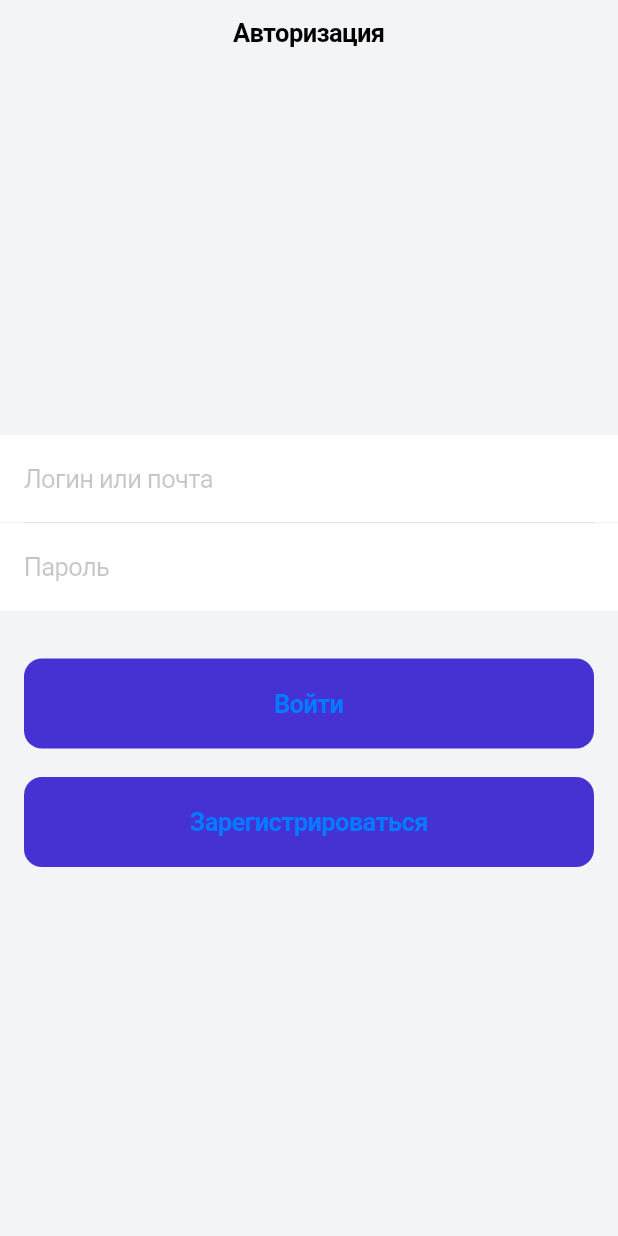
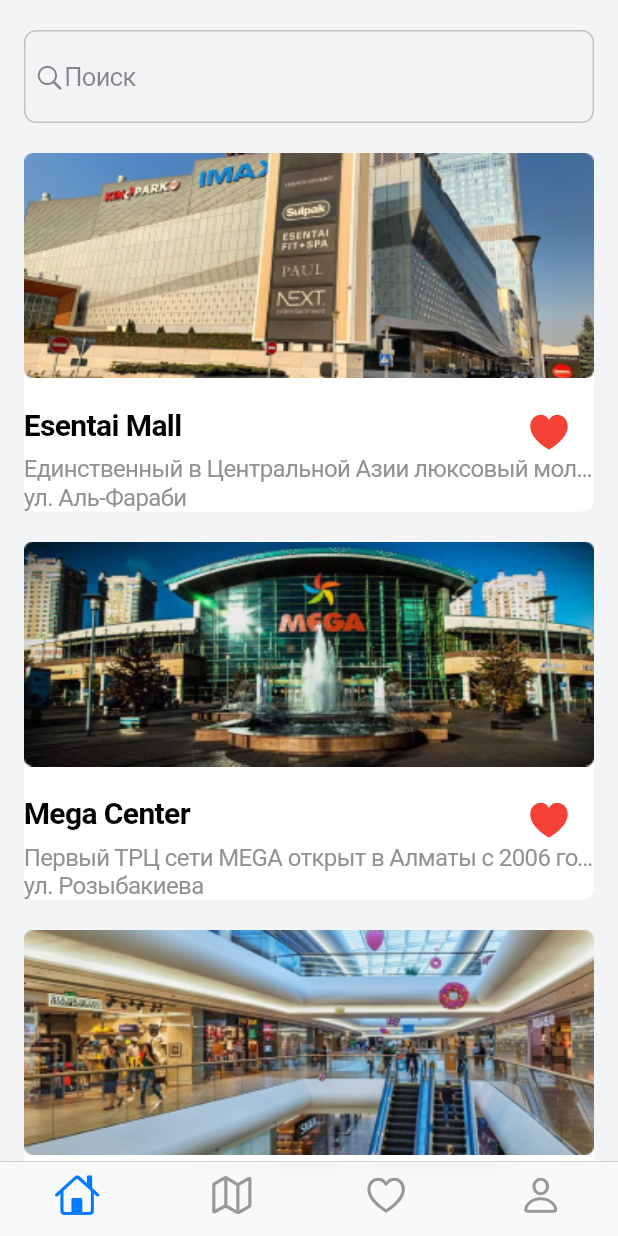
Before and after one commit to prostomol4i/first_project, a Flutter app: the screen it shows after launch, on a phone screen of 412 x 824 dp. Run offline on Flutter 3.47's test engine with Material 2 defaults, Android fonts, the phone set to English and light mode, and no system bars.

Commit message:
Создала MainScreen, сверстала основную ленту

```diff
--- a/lib/main.dart
+++ b/lib/main.dart
@@ -1,19 +1,26 @@
 import 'package:flutter/cupertino.dart';
+import 'package:flutter/material.dart';
 import 'package:flutter_application_1/src/common/constants/color_constants.dart';
 import 'package:flutter_application_1/src/router/router.dart';
-import 'package:flutter_application_1/src/screens/auth/auth_screen.dart';
+import 'package:flutter_application_1/src/screens/main/main_screen.dart';
 
 void main() {
-  runApp(MyApp());
+  runApp(const MyApp());
 }
 
 class MyApp extends StatelessWidget {
+  const MyApp({super.key});
+
   @override
   Widget build(BuildContext context) {
     return const CupertinoApp(
+      localizationsDelegates: [
+        DefaultCupertinoLocalizations.delegate,
+        DefaultMaterialLocalizations.delegate,
+      ],
       debugShowCheckedModeBanner: false,
       onGenerateRoute: AppRouter.generateRoute,
-      home: AuthScreen(),
+      home: MainScreen(),
       theme: CupertinoThemeData(
         scaffoldBackgroundColor: AppColors.scaffoldBackground,
       ),
--- a/lib/src/common/constants/color_constants.dart
+++ b/lib/src/common/constants/color_constants.dart
@@ -4,4 +4,6 @@ class AppColors {
   static const Color scaffoldBackground = Color(0xFFF3F4F6);
   static const Color white = Color(0xFFFFFFFF);
   static const Color main = Color(0xFF4631D2);
+  static const Color grey = Color(0xFF929292);
+  static const Color black = Color(0xFF000000);
 }
--- /dev/null
+++ b/lib/src/common/widgets/cupertino_search_box.dart
@@ -0,0 +1,22 @@
+import 'package:flutter/cupertino.dart';
+import 'package:flutter_application_1/src/common/constants/color_constants.dart';
+import '../constants/padding_constants.dart';
+
+class CupertinoSearchBox extends StatelessWidget {
+  const CupertinoSearchBox({Key? key}) : super(key: key);
+
+  @override
+  Widget build(BuildContext context) {
+    return CupertinoSearchTextField(
+      padding: AppPaddings.vertical,
+      placeholder: 'Поиск',
+      decoration: BoxDecoration(
+        border: Border.all(
+          color: AppColors.grey.withOpacity(0.5),
+          width: 1,
+        ),
+        borderRadius: BorderRadius.circular(8.0),
+      ),
+    );
+  }
+}
--- /dev/null
+++ b/lib/src/common/widgets/shopping_centre.dart
@@ -0,0 +1,77 @@
+import 'package:flutter/cupertino.dart';
+import 'package:flutter/material.dart';
+import '../constants/color_constants.dart';
+
+class ShoppingCentre extends StatelessWidget {
+  const ShoppingCentre({
+    super.key,
+    required this.image,
+    required this.name,
+    required this.description,
+    required this.street,
+  });
+  final String image;
+  final String name;
+  final String description;
+  final String street;
+  @override
+  Widget build(BuildContext context) {
+    return Container(
+      decoration: BoxDecoration(
+        borderRadius: BorderRadius.circular(8.0),
+        color: AppColors.white,
+      ),
+      child: Column(
+        crossAxisAlignment: CrossAxisAlignment.stretch,
+        children: [
+          Image.asset(
+            "assets/images/$image.png",
+            height: 150,
+            fit: BoxFit.fill,
+          ),
+          const SizedBox(height: 11),
+          Row(
+            children: [
+              Expanded(
+                child: Text(
+                  name,
+                  style: const TextStyle(fontWeight: FontWeight.bold, fontSize: 20),
+                ),
+              ),
+              CupertinoButton(
+                minSize: 0,
+                padding: const EdgeInsets.only(top: 10, right: 15),
+                child: const Icon(
+                  CupertinoIcons.heart_fill,
+                  color: Colors.red,
+                  size: 30,
+                ),
+                onPressed: () {},
+              ),
+            ],
+          ),
+          Text(
+            description,
+            maxLines: 1,
+            overflow: TextOverflow.ellipsis,
+            style: const TextStyle(
+              color: AppColors.grey,
+              fontWeight: FontWeight.w400,
+              fontSize: 16,
+            ),
+          ),
+          Text(
+            street,
+            maxLines: 1,
+            overflow: TextOverflow.ellipsis,
+            style: const TextStyle(
+              color: AppColors.grey,
+              fontWeight: FontWeight.w400,
+              fontSize: 16,
+            ),
+          ),
+        ],
+      ),
+    );
+  }
+}
--- a/lib/src/router/router.dart
+++ b/lib/src/router/router.dart
@@ -2,22 +2,22 @@ import 'package:flutter/cupertino.dart';
 import 'package:flutter_application_1/src/router/routing_const.dart';
 
 import '../screens/auth/auth_screen.dart';
-import '../screens/register_screen.dart';
+import '../screens/register/register_screen.dart';
 
 class AppRouter{
   static Route generateRoute(RouteSettings routeSettings){
      switch (routeSettings.name) {
       case AuthRoute:
         return CupertinoPageRoute(
-          builder: (context) => AuthScreen(),
+          builder: (context) => const AuthScreen(),
         );
       case RegisterRoute:
         return CupertinoPageRoute(
-          builder: (context) => RegisterScreen(),
+          builder: (context) => const RegisterScreen(),
         );
       default:
         return CupertinoPageRoute(
-          builder: (context) => AuthScreen(),
+          builder: (context) => const AuthScreen(),
         );
     }
   }
--- /dev/null
+++ b/lib/src/screens/home/home_screen.dart
@@ -0,0 +1,75 @@
+import 'package:flutter/cupertino.dart';
+import 'package:flutter_application_1/src/common/constants/padding_constants.dart';
+import '../../common/widgets/cupertino_search_box.dart';
+import '../../common/widgets/shopping_centre.dart';
+
+class HomeScreen extends StatefulWidget {
+  const HomeScreen({super.key});
+
+  @override
+  State<HomeScreen> createState() => _HomeScreenState();
+}
+
+class _HomeScreenState extends State<HomeScreen> {
+  final List shops = [
+    {
+      "image": "esentai mall",
+      "name": "Esentai Mall",
+      "description":
+          'Единственный в Центральной Азии люкcовый молл, который предлагает особую атмосферу для шопинга и развлечений. В Esentai Mall эксклюзивно представлены такие бренды, как Louis Vuitton, Prada, Dior, Moncler, а также трехуровневый магазин Saks Fifth Avenue и ювелирная галерея.',
+      "street": 'ул. Аль-Фараби',
+    },
+    {
+      "image": "mega center",
+      "name": "Mega Center",
+      "description":
+          'Первый ТРЦ сети MEGA открыт в Алматы с 2006 года. Вторая очередь MEGA Alma-Ata введена в эксплуатацию в 2013 году. Спустя год распахнул свои двери MEGA Park. Теперь MEGA Alma-Ata и MEGA Park — градообразующие объекты делового, финансового, научно-образовательного, культурного центра страны — Алматы.',
+      "street": 'ул. Розыбакиева',
+    },
+    {
+      "image": "dostyk plaza",
+      "name": "Dostyk Plaza",
+      "description":
+          'Светлый просторный дизайн и высокий уровень сервиса дают посетителям все необходимое для приятного шопинга и комфортного отдыха.',
+      "street": 'ул. ул. Жолдасбекова и пр. Достык',
+    },
+  ];
+
+  @override
+  Widget build(BuildContext context) {
+    return CupertinoPageScaffold(
+      // resizeToAvoidBottomInset: false,
+      child: SafeArea(
+        child: Padding(
+          padding: AppPaddings.horizontal,
+          child: ListView(
+            // mainAxisAlignment: MainAxisAlignment.spaceBetween,
+            // crossAxisAlignment: CrossAxisAlignment.start,
+            children: [
+              const SizedBox(height: 20),
+              const CupertinoSearchBox(),
+              const SizedBox(
+                height: 20,
+              ),
+              ListView.separated(
+                physics: const NeverScrollableScrollPhysics(),
+                shrinkWrap: true,
+                itemCount: shops.length,
+                separatorBuilder: (BuildContext context, int index) =>
+                    const SizedBox(height: 20),
+                itemBuilder: (BuildContext context, int index) {
+                  return ShoppingCentre(
+                    image: shops[index]["image"],
+                    name: shops[index]["name"],
+                    description: shops[index]["description"],
+                    street: shops[index]["street"],
+                  );
+                },
+              ),
+            ],
+          ),
+        ),
+      ),
+    );
+  }
+}
--- /dev/null
+++ b/lib/src/screens/main/main_screen.dart
@@ -0,0 +1,41 @@
+import 'package:flutter/cupertino.dart';
+import 'package:flutter_application_1/src/screens/auth/auth_screen.dart';
+import 'package:flutter_application_1/src/screens/home/home_screen.dart';
+import 'package:flutter_application_1/src/screens/profile/profile.dart';
+import 'package:flutter_application_1/src/screens/register/register_screen.dart';
+
+class MainScreen extends StatelessWidget {
+  const MainScreen({Key? key}) : super(key: key);
+
+  @override
+  Widget build(BuildContext context) {
+    return CupertinoTabScaffold(
+      tabBar: CupertinoTabBar(
+        items: const [
+          BottomNavigationBarItem(icon: Icon(CupertinoIcons.home)),
+          BottomNavigationBarItem(icon: Icon(CupertinoIcons.map)),
+          BottomNavigationBarItem(icon: Icon(CupertinoIcons.heart)),
+          BottomNavigationBarItem(icon: Icon(CupertinoIcons.person)),
+        ],
+      ),
+      tabBuilder: (context, index) {
+        return CupertinoTabView(
+          builder: (context) {
+            switch (index) {
+              case 0:
+                return const HomeScreen();
+              case 1:
+                return const RegisterScreen();
+              case 2:
+                return const AuthScreen();
+              case 3:
+                return const ProfileScreen();
+              default:
+                return const HomeScreen();
+            }
+          },
+        );
+      },
+    );
+  }
+}
--- /dev/null
+++ b/lib/src/screens/profile/profile.dart
@@ -0,0 +1,32 @@
+import 'package:flutter/cupertino.dart';
+import '../../common/constants/color_constants.dart';
+
+class ProfileScreen extends StatelessWidget {
+ const ProfileScreen({super.key});
+
+
+
+  @override
+  Widget build(BuildContext context) {
+    return CupertinoPageScaffold(
+      navigationBar: const CupertinoNavigationBar(
+        backgroundColor: AppColors.white,
+        border: Border(),
+        middle: Text('Профиль'),
+      ),
+      child: SafeArea(
+        child: Column(
+          mainAxisAlignment: MainAxisAlignment.center,
+          crossAxisAlignment: CrossAxisAlignment.stretch,
+          children: [
+            const Icon(
+              CupertinoIcons.profile_circled,
+              size: 100,
+              color: AppColors.black,
+            ),
+          ],
+        ),
+      ),
+    );
+  }
+}
--- a/lib/src/screens/register_screen.dart
+++ b/lib/src/screens/register/register_screen.dart
@@ -1,8 +1,8 @@
 import 'package:flutter/cupertino.dart';
-import '../common/constants/color_constants.dart';
-import '../common/constants/padding_constants.dart';
-import '../common/widgets/custom_text_field.dart';
-import '../common/widgets/divider_line.dart';
+import '../../common/constants/color_constants.dart';
+import '../../common/constants/padding_constants.dart';
+import '../../common/widgets/custom_text_field.dart';
+import '../../common/widgets/divider_line.dart';
 
 class RegisterScreen extends StatefulWidget {
   const RegisterScreen({super.key});
@@ -19,7 +19,7 @@ class _RegisterScreenState extends State<RegisterScreen> {
     return CupertinoPageScaffold(
       // resizeToAvoidBottomInset: false,
       navigationBar: const CupertinoNavigationBar(
-        backgroundColor: CupertinoColors.white,
+        backgroundColor: AppColors.white,
         border: Border(),
         middle: Text('Регистрация'),
       ),
--- a/pubspec.yaml
+++ b/pubspec.yaml
@@ -59,9 +59,8 @@ flutter:
   uses-material-design: true
 
   # To add assets to your application, add an assets section, like this:
-  # assets:
-  #   - images/a_dot_burr.jpeg
-  #   - images/a_dot_ham.jpeg
+  assets:
+    - assets/images/
 
   # An image asset can refer to one or more resolution-specific "variants", see
   # https://flutter.dev/assets-and-images/#resolution-aware
```
Also changed, not shown: assets/images/dostyk plaza.png (added), assets/images/esentai mall.png (added), assets/images/mega center.png (added).
